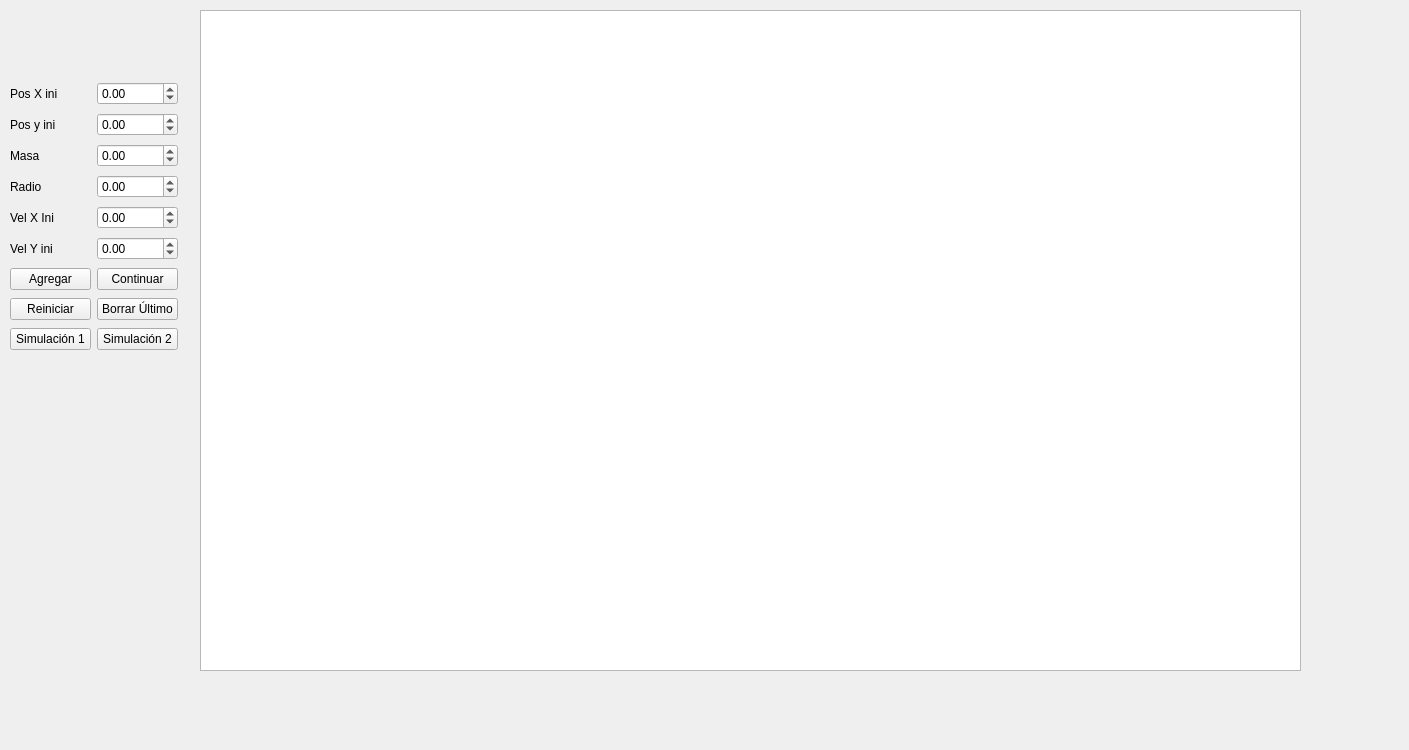
Old version of the form Laboratorio/Unidad6/mainwindow.ui in the repository UFelipeJR/Computing_II.
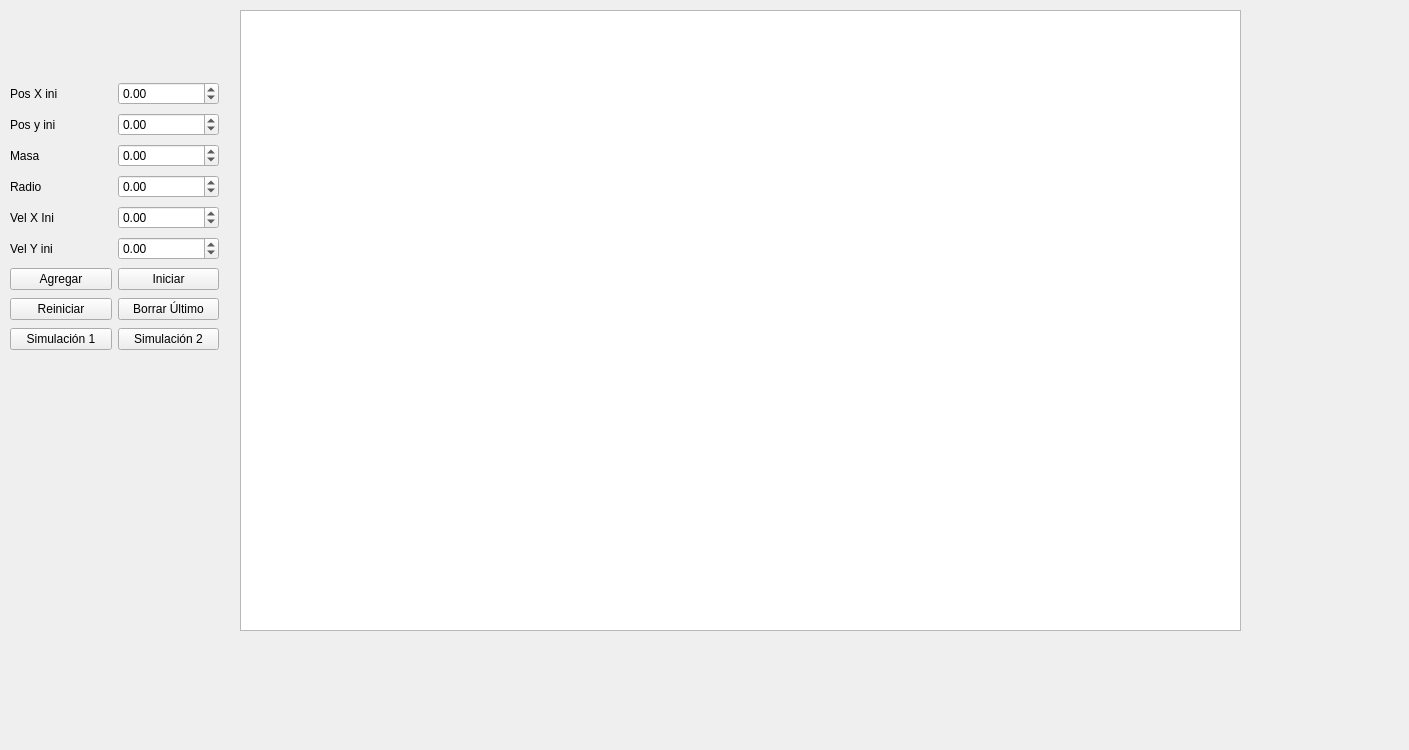
New version of the form.

The edit to the form file:
```diff
--- a/Laboratorio/Unidad6/mainwindow.ui
+++ b/Laboratorio/Unidad6/mainwindow.ui
@@ -19,7 +19,7 @@
      <rect>
       <x>10</x>
       <y>80</y>
-      <width>168</width>
+      <width>209</width>
       <height>272</height>
      </rect>
     </property>
@@ -54,7 +54,7 @@
      <item row="6" column="1">
       <widget class="QPushButton" name="continue_2">
        <property name="text">
-        <string>Continuar</string>
+        <string>Iniciar</string>
        </property>
       </widget>
      </item>
@@ -194,10 +194,10 @@
    <widget class="QGraphicsView" name="graphicsView">
     <property name="geometry">
      <rect>
-      <x>200</x>
+      <x>240</x>
       <y>10</y>
-      <width>1101</width>
-      <height>661</height>
+      <width>1001</width>
+      <height>621</height>
      </rect>
     </property>
    </widget>
```
